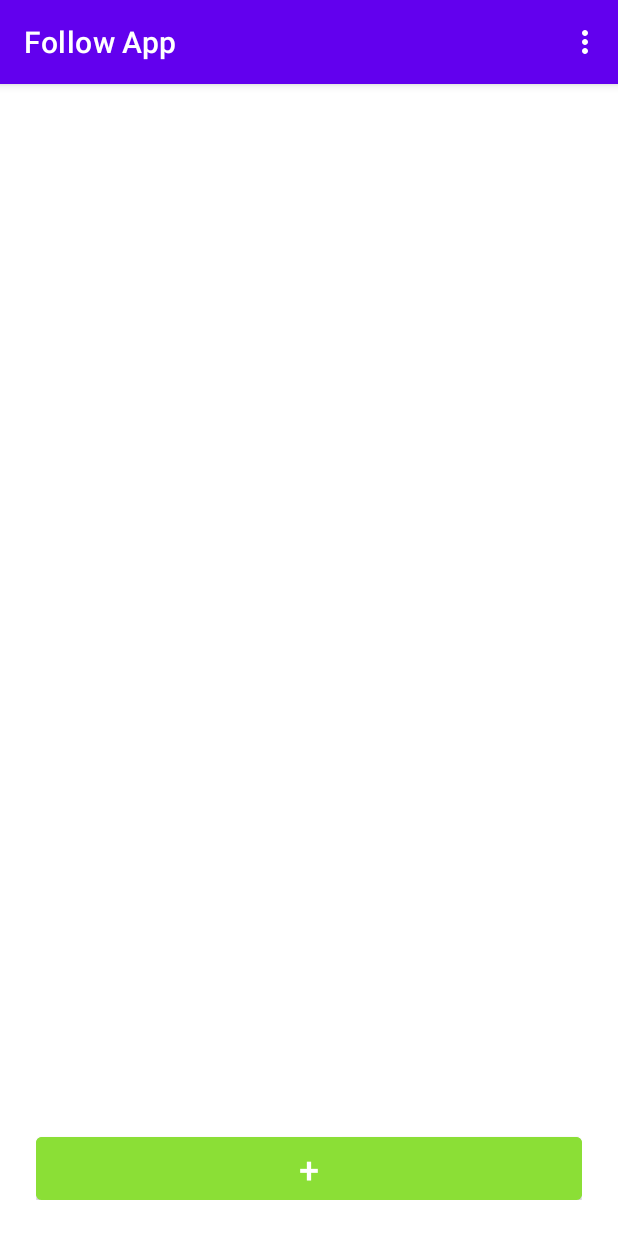
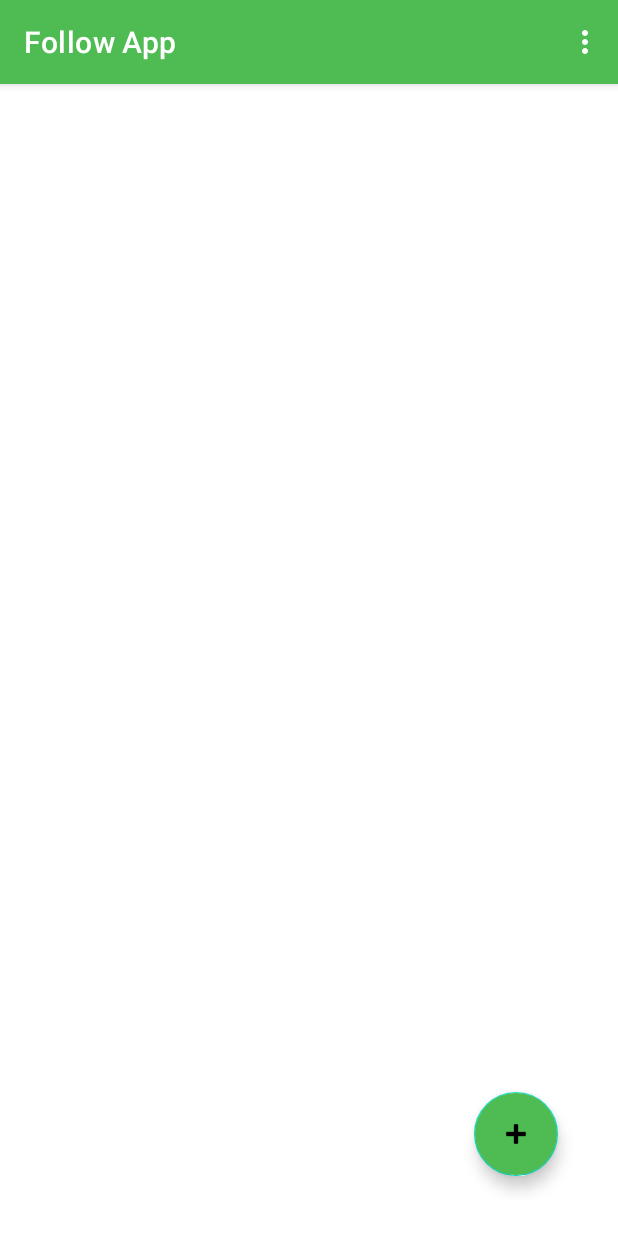
Before and after one commit to Metallogic/Follow-App, an Android app: the screen it shows after launch (MainActivity), on a phone screen of 412 x 824 dp. Run offline under Robolectric (Android 15) with nearby library versions, the phone set to English and light mode, and no system bars.

Commit message:
Aggiornamento grafico layout app, dal colore viole di default a un color verde; Sostituzione PlusButton con FloatingButton nella home page per inserimento nuovo esame.

```diff
--- a/app/src/main/java/com/example/followapp/MainActivity.kt
+++ b/app/src/main/java/com/example/followapp/MainActivity.kt
@@ -9,6 +9,7 @@ import android.widget.*
 import androidx.appcompat.app.AppCompatDelegate
 import androidx.recyclerview.widget.LinearLayoutManager
 import androidx.recyclerview.widget.RecyclerView
+import com.google.android.material.floatingactionbutton.FloatingActionButton
 import java.text.SimpleDateFormat
 import java.util.*
 
@@ -28,7 +29,7 @@ class MainActivity : AppCompatActivity() {
         viewExam()
 
         //Crezione bottone e inizializzazione PlusB
-        val PlusButton = findViewById<Button>(R.id.plusB)
+        val PlusButton = findViewById<FloatingActionButton>(R.id.floatingActionButton)
         //Evento click PlusB in cui viene aperta l'activity ExamInsertion
         PlusButton.setOnClickListener {
             val intent = Intent(this, ExamInsertion::class.java)
--- a/app/src/main/res/layout/activity_main.xml
+++ b/app/src/main/res/layout/activity_main.xml
@@ -1,5 +1,6 @@
 <?xml version="1.0" encoding="utf-8"?>
-<androidx.constraintlayout.widget.ConstraintLayout xmlns:android="http://schemas.android.com/apk/res/android"
+<androidx.constraintlayout.widget.ConstraintLayout
+    xmlns:android="http://schemas.android.com/apk/res/android"
     xmlns:app="http://schemas.android.com/apk/res-auto"
     xmlns:tools="http://schemas.android.com/tools"
     android:layout_width="match_parent"
@@ -29,36 +30,27 @@
         android:layout_width="match_parent"
         android:layout_height="0dp"
         android:background="#00000000"
-        app:layout_constraintBottom_toTopOf="@+id/linearLayout"
+        app:layout_constraintBottom_toBottomOf="parent"
         app:layout_constraintEnd_toEndOf="parent"
         app:layout_constraintHorizontal_bias="1.0"
         app:layout_constraintStart_toStartOf="parent"
-        app:layout_constraintTop_toBottomOf="@+id/appBarLayout">
+        app:layout_constraintTop_toTopOf="parent">
 
     </androidx.recyclerview.widget.RecyclerView>
 
-    <LinearLayout
-        android:id="@+id/linearLayout"
-        android:layout_width="match_parent"
+    <com.google.android.material.floatingactionbutton.FloatingActionButton
+        android:id="@+id/floatingActionButton"
+        android:layout_width="wrap_content"
         android:layout_height="wrap_content"
-        android:orientation="horizontal"
-        android:weightSum="1"
+        android:layout_marginEnd="16dp"
+        android:layout_marginBottom="16dp"
+        android:backgroundTint="#4FBC53"
+        android:clickable="true"
+        android:contentDescription="TODO"
+        android:focusable="true"
         app:layout_constraintBottom_toBottomOf="parent"
         app:layout_constraintEnd_toEndOf="parent"
-        app:layout_constraintStart_toStartOf="parent">
-
-        <Button
-            android:id="@+id/plusB"
-            android:layout_width="match_parent"
-            android:layout_height="wrap_content"
-            android:layout_weight="1"
-            android:backgroundTint="#FF8BDF36"
-            android:insetBottom="0dp"
-            android:text="@string/plusB"
-            android:textSize="24sp"
-            android:weightSum="1" />
-
-    </LinearLayout>
+        app:srcCompat="@android:drawable/ic_input_add" />
 
 
 </androidx.constraintlayout.widget.ConstraintLayout>
--- a/app/src/main/res/values/colors.xml
+++ b/app/src/main/res/values/colors.xml
@@ -7,4 +7,6 @@
     <color name="teal_700">#FF018786</color>
     <color name="black">#FF000000</color>
     <color name="white">#FFFFFFFF</color>
+    <color name="green">#4FBC53</color>
+    <color name="darkgreen">#2A672C</color>
 </resources>
--- a/app/src/main/res/values/themes.xml
+++ b/app/src/main/res/values/themes.xml
@@ -2,8 +2,8 @@
     <!-- Base application theme. -->
     <style name="Theme.FollowApp" parent="Theme.MaterialComponents.DayNight.DarkActionBar">
         <!-- Primary brand color. -->
-        <item name="colorPrimary">@color/purple_500</item>
-        <item name="colorPrimaryVariant">@color/purple_700</item>
+        <item name="colorPrimary">@color/green</item>
+        <item name="colorPrimaryVariant">@color/darkgreen</item>
         <item name="colorOnPrimary">@color/white</item>
         <!-- Secondary brand color. -->
         <item name="colorSecondary">@color/teal_200</item>
--- a/build.gradle
+++ b/build.gradle
@@ -6,7 +6,7 @@ buildscript {
         jcenter()
     }
     dependencies {
-        classpath 'com.android.tools.build:gradle:4.2.0'
+        classpath 'com.android.tools.build:gradle:4.2.1'
         classpath "org.jetbrains.kotlin:kotlin-gradle-plugin:$kotlin_version"
 
         // NOTE: Do not place your application dependencies here; they belong
```
Also changed, not shown: app/src/main/ic_addExam-playstore.png (added).
